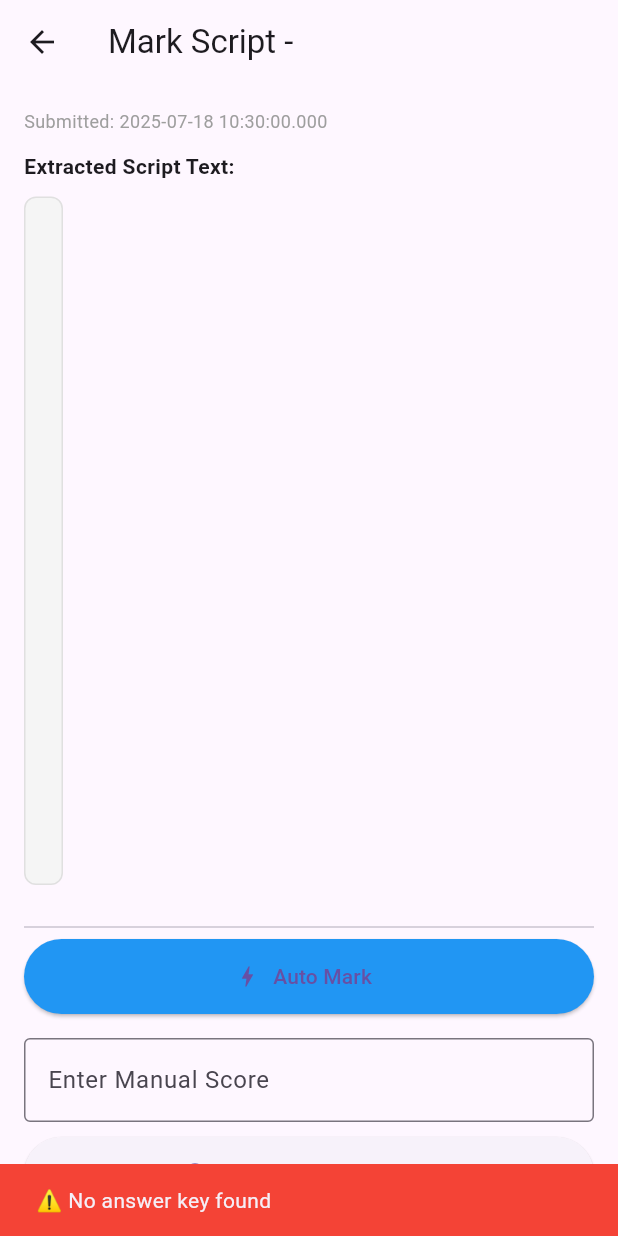
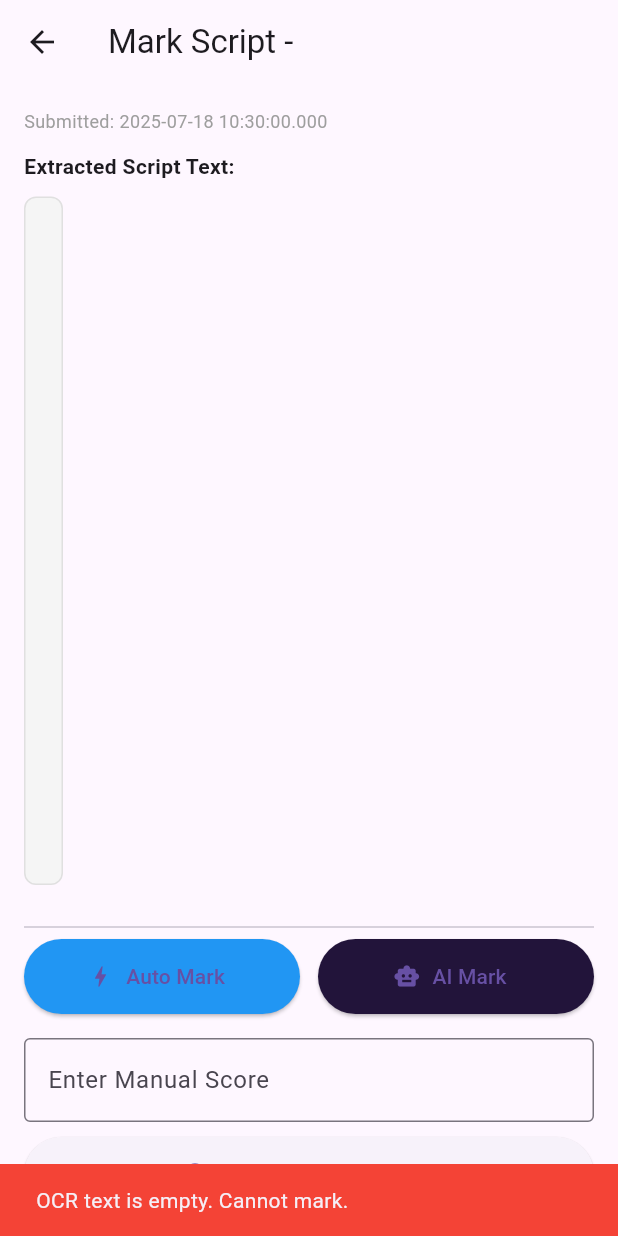
Before and after one commit to Wolfhaize/AutoMark-CS-Project, a Flutter app: the MarkScriptScreen screen opened directly with empty values, after a tap on "Auto Mark", on a phone screen of 412 x 824 dp. Run offline on Flutter 3.47's test engine with Material 3 defaults, Android fonts, the phone set to English and light mode, and no system bars; our stand-ins replace cloud_firestore, firebase_auth, firebase_core, image_picker, open_file, pdf and 2 more; missing offline and left inert: google_mlkit_text_recognition, syncfusion_flutter_pdf; accounts and stored records are empty.

Commit message:
Updated this to ensure marking of scripts

```diff
--- a/mobile/lib/screens/mark_script_screen.dart
+++ b/mobile/lib/screens/mark_script_screen.dart
@@ -1,9 +1,17 @@
 import 'package:flutter/material.dart';
 import 'package:cloud_firestore/cloud_firestore.dart';
 import '../utils/grading_logic.dart';
+import '../services/ai_service.dart';
 
 class MarkScriptScreen extends StatefulWidget {
-  const MarkScriptScreen({super.key});
+  final Map<String, dynamic> script;
+  final List<dynamic> guideAnswers;
+
+  const MarkScriptScreen({
+    super.key,
+    required this.script,
+    required this.guideAnswers,
+  });
 
   @override
   State<MarkScriptScreen> createState() => _MarkScriptScreenState();
@@ -13,33 +21,54 @@ class _MarkScriptScreenState extends State<MarkScriptScreen> {
   bool _isLoading = false;
   int? _score;
   int? _total;
+  String? _feedback;
   final _manualController = TextEditingController();
 
-  Future<void> _autoMark(Map<String, dynamic> script) async {
+  // Returns Map<QuestionID, Answer>
+  Map<String, String> parseAnswers(String ocrText) {
+    final lines = ocrText.split('\n');
+    final Map<String, String> answers = {};
+
+    for (var line in lines) {
+      if (line.trim().isEmpty) continue;
+
+      final parts = line.split(':');
+      if (parts.length >= 2) {
+        final question = parts[0].trim();
+        final answer = parts.sublist(1).join(':').trim();
+        answers[question] = answer;
+      }
+    }
+    return answers;
+  }
+
+  // Returns List<Answer> — only values, for auto marking function
+  List<String> parseAnswersList(String ocrText) {
+    final map = parseAnswers(ocrText);
+    return map.values.toList();
+  }
+
+  Future<void> _autoMark() async {
     setState(() => _isLoading = true);
 
     try {
-      final answerKeySnap = await FirebaseFirestore.instance
-          .collection('answer_key')
-          .doc('latest')
-          .get();
-
-      if (!answerKeySnap.exists) {
-        _showSnackBar("⚠ No answer key found", isError: true);
-        setState(() => _isLoading = false);
+      final ocrText = widget.script['ocrText'] ?? '';
+      if (ocrText.trim().isEmpty) {
+        _showSnackBar("OCR text is empty. Cannot mark.", isError: true);
         return;
       }
 
-      final answerKey = answerKeySnap['answers'] as List<dynamic>;
-      final parsedAnswers = parseAnswers(script['ocrText']);
-      final score = gradeAnswers(parsedAnswers, answerKey);
+      // Use parseAnswersList here to get List<String> for gradeAnswers
+      final parsedAnswers = parseAnswersList(ocrText);
+      final score = gradeAnswers(parsedAnswers, widget.guideAnswers);
 
       setState(() {
         _score = score;
-        _total = answerKey.length;
+        _total = widget.guideAnswers.fold<int>(0, (sum, q) => sum + (q['marks'] as int));
+        _feedback = null;
       });
 
-      await _saveResult(script, score, answerKey.length, method: 'auto');
+      await _saveResult(score, _total!, method: 'auto');
     } catch (e) {
       _showSnackBar("Auto-marking failed: $e", isError: true);
     } finally {
@@ -47,42 +76,110 @@ class _MarkScriptScreenState extends State<MarkScriptScreen> {
     }
   }
 
-  Future<void> _saveManualScore(Map<String, dynamic> script) async {
+  Future<void> _aiMark() async {
+    setState(() => _isLoading = true);
+
+    try {
+      final ocrText = widget.script['ocrText'] ?? '';
+      if (ocrText.trim().isEmpty) {
+        _showSnackBar("OCR text is empty. Cannot mark.", isError: true);
+        return;
+      }
+
+      final ai = AIService();
+
+      // Use parseAnswers to get Map<String, String> for AI grading
+      final studentAnswers = parseAnswers(ocrText);
+
+      final answerKey = widget.guideAnswers.map((e) => {
+            "question": e['question'],
+            "modelAnswer": e['modelAnswer'],
+            "marks": e['marks'],
+          }).toList();
+
+      final result = await ai.gradeScript(
+        answerKey: answerKey,
+        studentAnswers: studentAnswers,
+      );
+
+      setState(() {
+        _score = result['totalScore'];
+        _total = result['totalPossible'];
+        _feedback = result['feedback'];
+      });
+
+      await _saveResult(
+        _score!,
+        _total!,
+        method: 'ai',
+        feedback: _feedback,
+        details: result['details'],
+      );
+    } catch (e) {
+      _showSnackBar("AI marking failed: $e", isError: true);
+    } finally {
+      setState(() => _isLoading = false);
+    }
+  }
+
+  Future<void> _saveManualScore() async {
     final score = int.tryParse(_manualController.text.trim());
     if (score == null || score < 0) {
       _showSnackBar("⚠ Enter a valid positive number", isError: true);
       return;
     }
-
-    // Optional: You can set a maximum score limit if desired
     if (score > 100) {
       _showSnackBar("⚠ Score too high! Max is 100", isError: true);
       return;
     }
 
-    await _saveResult(script, score, null, method: 'manual');
+    final confirmed = await showDialog<bool>(
+      context: context,
+      builder: (_) => AlertDialog(
+        title: const Text("Confirm Manual Score"),
+        content: Text("Submit $score as the final score?"),
+        actions: [
+          TextButton(onPressed: () => Navigator.pop(context, false), child: const Text("Cancel")),
+          ElevatedButton(onPressed: () => Navigator.pop(context, true), child: const Text("Confirm")),
+        ],
+      ),
+    );
+
+    if (confirmed == true) {
+      await _saveResult(score, null, method: 'manual');
+    }
   }
 
-  Future<void> _saveResult(Map<String, dynamic> script, int score, int? total,
-      {required String method}) async {
+  Future<void> _saveResult(
+    int score,
+    int? total, {
+    required String method,
+    String? feedback,
+    List<dynamic>? details,
+  }) async {
+    final script = widget.script;
     final id = script['id'];
 
-    // Save to /results
     await FirebaseFirestore.instance.collection('results').add({
       'name': script['name'],
       'score': score,
       'total': total ?? 0,
       'method': method,
+      'feedback': feedback,
+      'details': details,
       'timestamp': Timestamp.now(),
     });
 
-    // Update script status to 'marked'
+    if (id != null) {
       await FirebaseFirestore.instance.collection('scripts').doc(id).update({
         'status': 'marked',
         'score': score,
         'total': total,
         'method': method,
+        'feedback': feedback,
+        'details': details,
       });
+    }
 
     _showSnackBar("✅ Script marked successfully!");
     Navigator.pop(context);
@@ -106,8 +203,7 @@ class _MarkScriptScreenState extends State<MarkScriptScreen> {
 
   @override
   Widget build(BuildContext context) {
-    final script =
-        ModalRoute.of(context)!.settings.arguments as Map<String, dynamic>;
+    final script = widget.script;
 
     final submissionTime = script['timestamp'] != null
         ? (script['timestamp'] as Timestamp).toDate()
@@ -122,21 +218,15 @@ class _MarkScriptScreenState extends State<MarkScriptScreen> {
             : Column(
                 crossAxisAlignment: CrossAxisAlignment.start,
                 children: [
-                  // Metadata
                   if (submissionTime != null)
                     Text(
                       "Submitted: ${submissionTime.toLocal()}",
                       style: const TextStyle(fontSize: 12, color: Colors.grey),
                     ),
                   const SizedBox(height: 12),
-
-                  const Text(
-                    "Extracted Script Text:",
-                    style: TextStyle(fontWeight: FontWeight.bold),
-                  ),
+                  const Text("Extracted Script Text:",
+                      style: TextStyle(fontWeight: FontWeight.bold)),
                   const SizedBox(height: 10),
-
-                  // OCR Text
                   Expanded(
                     child: Container(
                       padding: const EdgeInsets.all(12),
@@ -150,24 +240,36 @@ class _MarkScriptScreenState extends State<MarkScriptScreen> {
                       ),
                     ),
                   ),
-
                   const SizedBox(height: 20),
                   const Divider(),
-
-                  // Auto mark
-                  ElevatedButton.icon(
+                  Row(
+                    children: [
+                      Expanded(
+                        child: ElevatedButton.icon(
                           icon: const Icon(Icons.bolt),
                           label: const Text("Auto Mark"),
-                    onPressed: () => _autoMark(script),
+                          onPressed: _autoMark,
                           style: ElevatedButton.styleFrom(
                             minimumSize: const Size.fromHeight(50),
                             backgroundColor: Colors.blue,
                           ),
                         ),
-
+                      ),
+                      const SizedBox(width: 12),
+                      Expanded(
+                        child: ElevatedButton.icon(
+                          icon: const Icon(Icons.smart_toy),
+                          label: const Text("AI Mark"),
+                          onPressed: _aiMark,
+                          style: ElevatedButton.styleFrom(
+                            minimumSize: const Size.fromHeight(50),
+                            backgroundColor: const Color.fromARGB(255, 34, 20, 58),
+                          ),
+                        ),
+                      ),
+                    ],
+                  ),
                   const SizedBox(height: 16),
-
-                  // Manual mark
                   TextField(
                     controller: _manualController,
                     keyboardType: TextInputType.number,
@@ -180,18 +282,16 @@ class _MarkScriptScreenState extends State<MarkScriptScreen> {
                   ElevatedButton.icon(
                     icon: const Icon(Icons.check_circle_outline),
                     label: const Text("Submit Manual Score"),
-                    onPressed: () => _saveManualScore(script),
+                    onPressed: _saveManualScore,
                     style: ElevatedButton.styleFrom(
                       minimumSize: const Size.fromHeight(50),
                     ),
                   ),
-
-                  // Result preview
-                  if (_score != null && _total != null) ...[
+                  if (_score != null) ...[
                     const SizedBox(height: 20),
                     Center(
                       child: Text(
-                        "Preview Score: $_score / $_total",
+                        "Score: $_score / $_total",
                         style: const TextStyle(
                             fontSize: 16,
                             fontWeight: FontWeight.bold,
@@ -199,6 +299,15 @@ class _MarkScriptScreenState extends State<MarkScriptScreen> {
                       ),
                     ),
                   ],
+                  if (_feedback != null) ...[
+                    const SizedBox(height: 12),
+                    const Text("Overall Feedback:",
+                        style: TextStyle(
+                            fontWeight: FontWeight.bold, fontSize: 14)),
+                    const SizedBox(height: 4),
+                    Text(_feedback!,
+                        style: const TextStyle(color: Colors.black87)),
+                  ],
                 ],
               ),
       ),
```
Lines whose indentation alone changed are shown as unchanged.
